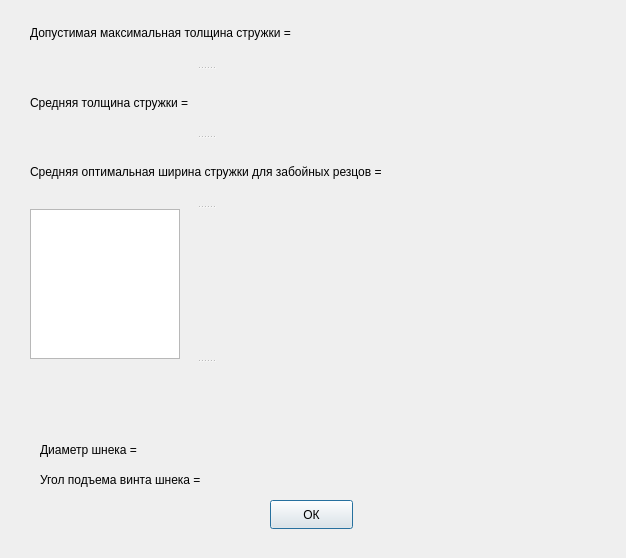
First picture: the form in dialog_1.ui, repository QuantYyY/qt-dekanat, before the edit.
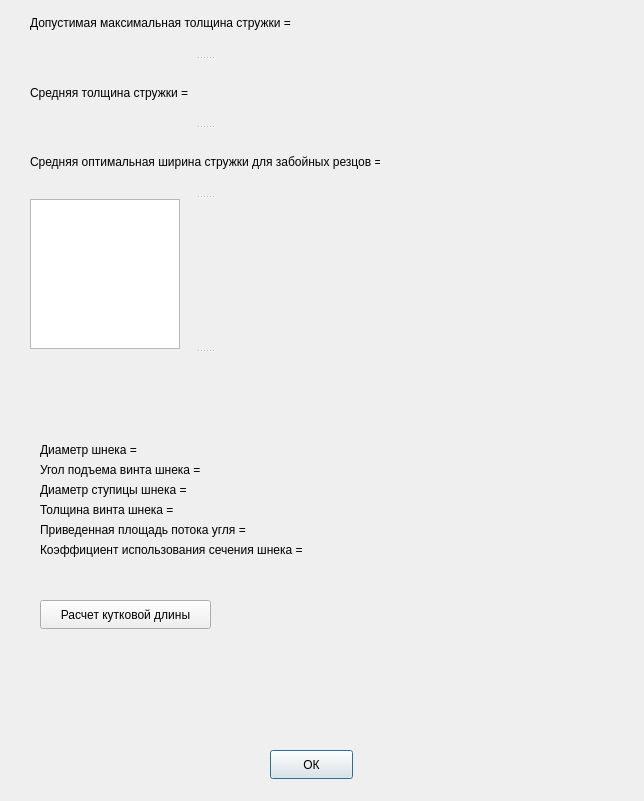
Second picture: the form after the edit.

What changed in the file:
```diff
--- a/dialog_1.ui
+++ b/dialog_1.ui
@@ -6,8 +6,8 @@
    <rect>
     <x>0</x>
     <y>0</y>
-    <width>626</width>
-    <height>558</height>
+    <width>644</width>
+    <height>801</height>
    </rect>
   </property>
   <property name="minimumSize">
@@ -23,7 +23,7 @@
    <property name="geometry">
     <rect>
      <x>270</x>
-     <y>500</y>
+     <y>750</y>
      <width>83</width>
      <height>29</height>
     </rect>
@@ -36,8 +36,8 @@
    <property name="geometry">
     <rect>
      <x>30</x>
-     <y>0</y>
-     <width>445</width>
+     <y>-10</y>
+     <width>350</width>
      <height>431</height>
     </rect>
    </property>
@@ -101,7 +101,7 @@
    <property name="geometry">
     <rect>
      <x>40</x>
-     <y>470</y>
+     <y>460</y>
      <width>391</width>
      <height>20</height>
     </rect>
@@ -110,6 +110,71 @@
     <string>Угол подъема винта шнека = </string>
    </property>
   </widget>
+  <widget class="QLabel" name="label_7">
+   <property name="geometry">
+    <rect>
+     <x>40</x>
+     <y>480</y>
+     <width>391</width>
+     <height>20</height>
+    </rect>
+   </property>
+   <property name="text">
+    <string>Диаметр ступицы шнека =</string>
+   </property>
+  </widget>
+  <widget class="QLabel" name="label_8">
+   <property name="geometry">
+    <rect>
+     <x>40</x>
+     <y>500</y>
+     <width>391</width>
+     <height>20</height>
+    </rect>
+   </property>
+   <property name="text">
+    <string>Толщина винта шнека =</string>
+   </property>
+  </widget>
+  <widget class="QLabel" name="label_9">
+   <property name="geometry">
+    <rect>
+     <x>40</x>
+     <y>520</y>
+     <width>391</width>
+     <height>20</height>
+    </rect>
+   </property>
+   <property name="text">
+    <string>Приведенная площадь потока угля =</string>
+   </property>
+  </widget>
+  <widget class="QLabel" name="label_10">
+   <property name="geometry">
+    <rect>
+     <x>40</x>
+     <y>540</y>
+     <width>391</width>
+     <height>20</height>
+    </rect>
+   </property>
+   <property name="text">
+    <string>Коэффициент использования сечения шнека =</string>
+   </property>
+  </widget>
+  <widget class="QPushButton" name="pushButton_2">
+   <property name="geometry">
+    <rect>
+     <x>40</x>
+     <y>600</y>
+     <width>171</width>
+     <height>29</height>
+    </rect>
+   </property>
+   <property name="text">
+    <string>Расчет кутковой длины</string>
+   </property>
+  </widget>
  </widget>
  <resources/>
  <connections/>
```
